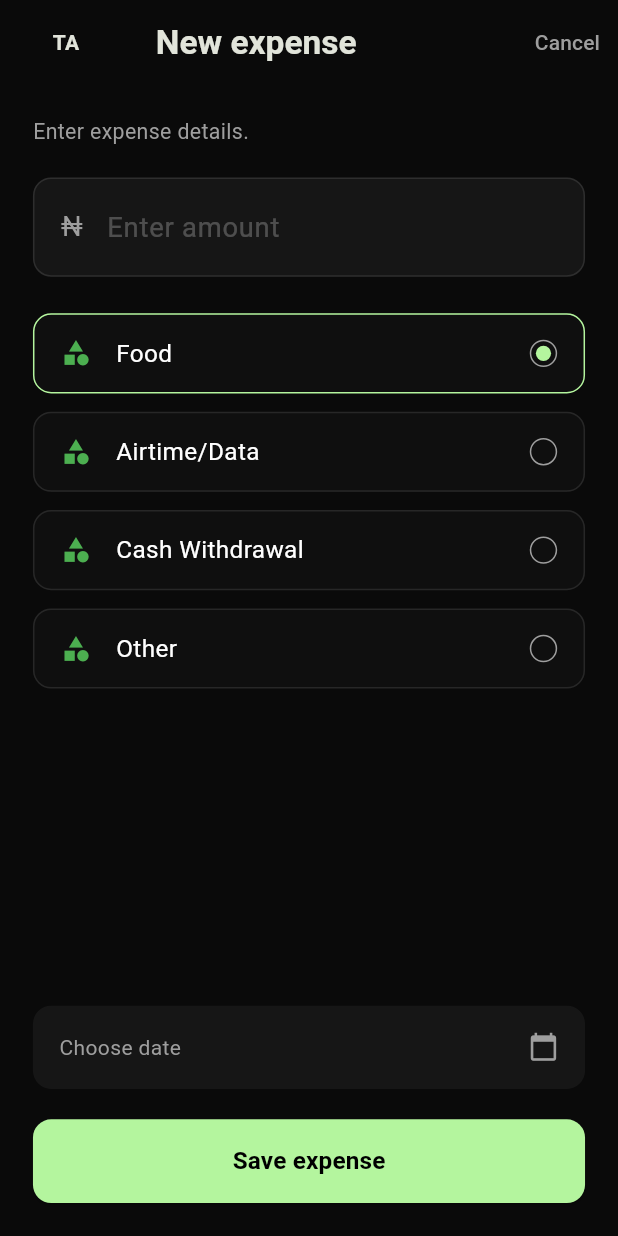
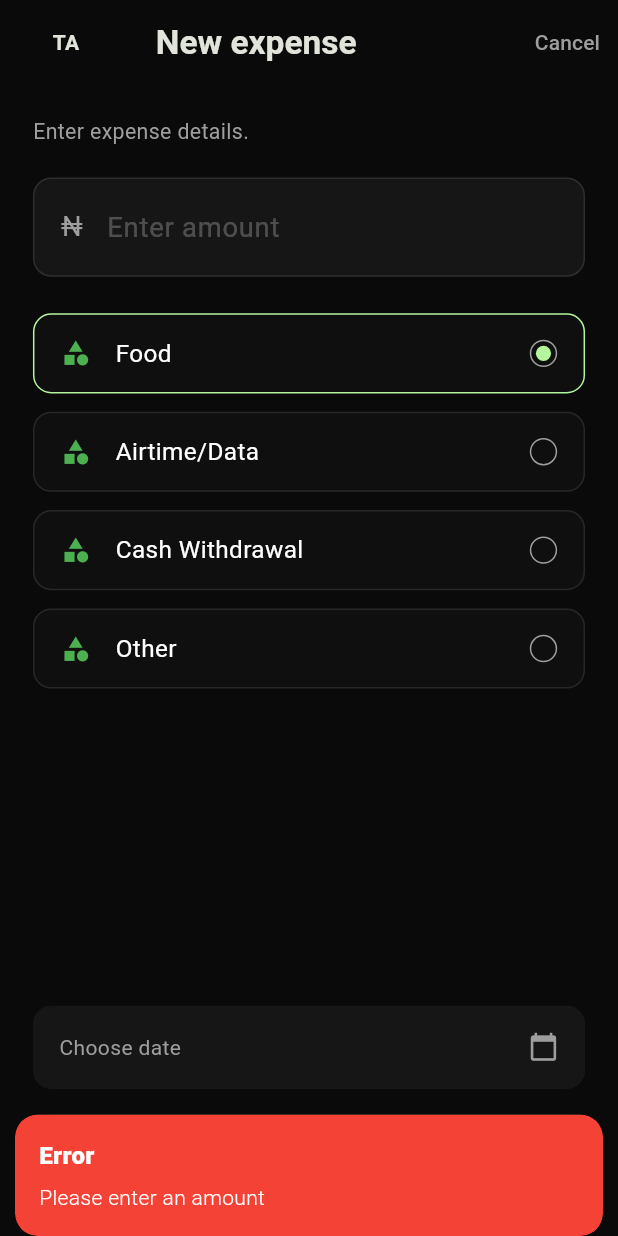
Before and after one commit to swarnaliiiiii/Mise, a Flutter app: the AddExpenseView screen opened directly, after a tap on "Save expense", on a phone screen of 412 x 824 dp. Run offline on Flutter 3.47's test engine with Material 3 defaults, Android fonts, the phone set to English and light mode, and no system bars; our stand-ins replace dio, flutter_screenutil, get.

Commit message:
save expenses backend connection

```diff
--- a/mise_frontend/lib/app/add_expense_view.dart
+++ b/mise_frontend/lib/app/add_expense_view.dart
@@ -7,6 +7,8 @@ class AddExpenseView extends StatelessWidget {
   AddExpenseView({super.key});
 
   final controller = Get.put(AddExpenseController());
+  // Controller for the amount input field
+  final TextEditingController amountController = TextEditingController();
 
   @override
   Widget build(BuildContext context) {
@@ -18,18 +20,16 @@ class AddExpenseView extends StatelessWidget {
         child: Column(
           crossAxisAlignment: CrossAxisAlignment.start,
           children: [
-            Text("Enter expense details.",
-              style: TextStyle(color: Colors.grey, fontSize: 14.sp)),
+            Text(
+              "Enter expense details.",
+              style: TextStyle(color: Colors.grey, fontSize: 14.sp),
+            ),
             SizedBox(height: 20.h),
-
             _buildAmountInput(),
             SizedBox(height: 24.h),
-
             Expanded(child: _buildCategoryList()),
-
-            _buildDatePicker(),
+            _buildDatePicker(context),
             SizedBox(height: 20.h),
-
             _buildSaveButton(),
           ],
         ),
@@ -42,10 +42,18 @@ class AddExpenseView extends StatelessWidget {
       backgroundColor: Colors.transparent,
       elevation: 0,
       leadingWidth: 80.w,
-      leading: Center(child: Text("TA", style: TextStyle(fontWeight: FontWeight.bold))),
-      title: Text("New expense", style: TextStyle(fontSize: 22.sp, fontWeight: FontWeight.bold)),
+      leading: const Center(
+        child: Text("TA", style: TextStyle(fontWeight: FontWeight.bold)),
+      ),
+      title: Text(
+        "New expense",
+        style: TextStyle(fontSize: 22.sp, fontWeight: FontWeight.bold),
+      ),
       actions: [
-        TextButton(onPressed: () => Get.back(), child: Text("Cancel", style: TextStyle(color: Colors.grey)))
+        TextButton(
+          onPressed: () => Get.back(),
+          child: const Text("Cancel", style: TextStyle(color: Colors.grey)),
+        )
       ],
     );
   }
@@ -59,12 +67,13 @@ class AddExpenseView extends StatelessWidget {
         border: Border.all(color: Colors.white10),
       ),
       child: TextField(
+        controller: amountController, // Attached controller
         keyboardType: TextInputType.number,
         style: TextStyle(color: Colors.white, fontSize: 18.sp),
         decoration: InputDecoration(
           icon: Text("₦", style: TextStyle(color: Colors.grey, fontSize: 18.sp)),
           hintText: "Enter amount",
-          hintStyle: TextStyle(color: Colors.white24),
+          hintStyle: const TextStyle(color: Colors.white24),
           border: InputBorder.none,
         ),
       ),
@@ -87,24 +96,36 @@ class AddExpenseView extends StatelessWidget {
                   border: Border.all(
                     color: controller.selectedCategory.value == cat['name']
                         ? const Color(0xFFB4F59E)
-                    : Colors.white10
+                        : Colors.white10,
                   ),
                 ),
                 child: Row(
                   children: [
-                Icon(Icons.category, color: Colors.green, size: 20.r), // Placeholder for icons
+                    const Icon(Icons.category, color: Colors.green, size: 20),
                     SizedBox(width: 15.w),
-                Text(cat['name'], style: TextStyle(color: Colors.white, fontSize: 16.sp)),
-                Spacer(),
-                // Radio-style indicator
+                    Text(
+                      cat['name'],
+                      style: TextStyle(color: Colors.white, fontSize: 16.sp),
+                    ),
+                    const Spacer(),
                     Container(
-                  height: 18.r, width: 18.r,
+                      height: 18.r,
+                      width: 18.r,
                       decoration: BoxDecoration(
                         shape: BoxShape.circle,
                         border: Border.all(color: Colors.grey),
                       ),
                       child: controller.selectedCategory.value == cat['name']
-                      ? Center(child: Container(width: 10.r, height: 10.r, decoration: BoxDecoration(color: Color(0xFFB4F59E), shape: BoxShape.circle)))
+                          ? Center(
+                              child: Container(
+                                width: 10.r,
+                                height: 10.r,
+                                decoration: const BoxDecoration(
+                                  color: Color(0xFFB4F59E),
+                                  shape: BoxShape.circle,
+                                ),
+                              ),
+                            )
                           : null,
                     ),
                   ],
@@ -115,8 +136,10 @@ class AddExpenseView extends StatelessWidget {
     );
   }
 
-  Widget _buildDatePicker() {
-    return Obx(() => Container(
+  Widget _buildDatePicker(BuildContext context) {
+    return Obx(() => GestureDetector(
+          onTap: () => controller.pickDate(context), // Logic to open calendar
+          child: Container(
             padding: EdgeInsets.all(16.w),
             decoration: BoxDecoration(
               color: Colors.white.withOpacity(0.05),
@@ -125,9 +148,13 @@ class AddExpenseView extends StatelessWidget {
             child: Row(
               mainAxisAlignment: MainAxisAlignment.spaceBetween,
               children: [
-          Text(controller.selectedDate.value, style: TextStyle(color: Colors.grey)),
+                Text(
+                  controller.selectedDateString.value, // Observable date string
+                  style: const TextStyle(color: Colors.grey),
+                ),
                 Icon(Icons.calendar_today, color: Colors.grey, size: 20.r),
               ],
+            ),
           ),
         ));
   }
@@ -136,14 +163,36 @@ class AddExpenseView extends StatelessWidget {
     return SizedBox(
       width: double.infinity,
       height: 55.h,
-      child: ElevatedButton(
-        onPressed: () {},
+      child: Obx(() => ElevatedButton(
+            // Disable button while loading to prevent double-submit
+            onPressed: controller.isLoading.value
+                ? null
+                : () => controller.saveExpense(amountController.text),
             style: ElevatedButton.styleFrom(
               backgroundColor: const Color(0xFFB4F59E),
-          shape: RoundedRectangleBorder(borderRadius: BorderRadius.circular(12.r)),
+              disabledBackgroundColor: Colors.grey.withOpacity(0.3),
+              shape: RoundedRectangleBorder(
+                borderRadius: BorderRadius.circular(12.r),
               ),
-        child: Text("Save expense", style: TextStyle(color: Colors.black, fontWeight: FontWeight.bold, fontSize: 16.sp)),
             ),
+            child: controller.isLoading.value
+                ? const SizedBox(
+                    height: 20,
+                    width: 20,
+                    child: CircularProgressIndicator(
+                      strokeWidth: 2,
+                      color: Colors.black,
+                    ),
+                  )
+                : Text(
+                    "Save expense",
+                    style: TextStyle(
+                      color: Colors.black,
+                      fontWeight: FontWeight.bold,
+                      fontSize: 16.sp,
+                    ),
+                  ),
+          )),
     );
   }
 }
--- a/mise_frontend/lib/app/controller/expenses/add_expense_controller.dart
+++ b/mise_frontend/lib/app/controller/expenses/add_expense_controller.dart
@@ -1,19 +1,89 @@
+import 'package:flutter/material.dart';
 import 'package:get/get.dart';
+import 'package:dio/dio.dart' as dio;
 
 class AddExpenseController extends GetxController {
-  // Observable variables
+  // 1. Observable variables for the UI
   var selectedCategory = "Food".obs;
-  var selectedDate = "Choose date".obs;
-  var amount = "".obs;
+  var selectedDateString = "Choose date".obs;
+  var selectedDate = DateTime.now().obs;
+  var isLoading = false.obs;
+  var isShared = false.obs;
 
+  // Static list for the category picker
   final List<Map<String, dynamic>> categories = [
-    {"name": "Food", "icon": "assets/icons/food.png"}, // Use Icons.fastfood if no assets
-    {"name": "Airtime/Data", "icon": "assets/icons/phone.png"},
-    {"name": "Cash Withdrawal", "icon": "assets/icons/cash.png"},
-    {"name": "Other", "icon": "assets/icons/other.png"},
+    {"name": "Food", "icon": Icons.fastfood},
+    {"name": "Airtime/Data", "icon": Icons.phone_android},
+    {"name": "Cash Withdrawal", "icon": Icons.money},
+    {"name": "Other", "icon": Icons.more_horiz},
   ];
 
+  // 2. Methods for UI Interaction
   void setCategory(String category) => selectedCategory.value = category;
 
-  void setDate(String date) => selectedDate.value = date;
+  Future<void> pickDate(BuildContext context) async {
+    DateTime? picked = await showDatePicker(
+      context: context,
+      initialDate: selectedDate.value,
+      firstDate: DateTime(2023),
+      lastDate: DateTime(2100),
+      builder: (context, child) {
+        return Theme(
+          data: Theme.of(context).copyWith(
+            colorScheme: const ColorScheme.dark(
+              primary: Color(0xFFB4F59E), // Mint green from design
+              onPrimary: Colors.black,
+              surface: Color(0xFF1A1A1A),
+            ),
+          ),
+          child: child!,
+        );
+      },
+    );
+
+    if (picked != null) {
+      selectedDate.value = picked;
+      // Formatting for display: e.g., 10 Oct, 2023
+      selectedDateString.value = "${picked.day} ${_getMonth(picked.month)}, ${picked.year}";
+    }
+  }
+
+  // 3. API Integration: Calling @app.post("/expense")
+  Future<void> saveExpense(String amountText) async {
+    if (amountText.isEmpty) {
+      Get.snackbar("Error", "Please enter an amount",
+          snackPosition: SnackPosition.BOTTOM, backgroundColor: Colors.red, colorText: Colors.white);
+      return;
+    }
+
+    isLoading.value = true;
+    try {
+      final dioClient = dio.Dio();
+      // Use 10.0.2.2 for Android Emulator or your local IP for physical devices
+      const String url = "http://10.0.2.2:8000/expense";
+
+      final response = await dioClient.post(url, data: {
+        "amount": double.parse(amountText),
+        "category": selectedCategory.value,
+        "date": selectedDate.value.toIso8601String().split('T')[0], // Backend expects YYYY-MM-DD
+        "is_shared": isShared.value,
+      });
+
+      if (response.statusCode == 200 || response.statusCode == 201) {
+        Get.back(); // Close the page
+        Get.snackbar("Success", "Expense added to database!",
+            snackPosition: SnackPosition.BOTTOM, backgroundColor: const Color(0xFFB4F59E), colorText: Colors.black);
+      }
+    } catch (e) {
+      Get.snackbar("Error", "Check backend connection: $e",
+          snackPosition: SnackPosition.BOTTOM, backgroundColor: Colors.red, colorText: Colors.white);
+    } finally {
+      isLoading.value = false;
+    }
+  }
+
+  String _getMonth(int month) {
+    const months = ["Jan", "Feb", "Mar", "Apr", "May", "Jun", "Jul", "Aug", "Sep", "Oct", "Nov", "Dec"];
+    return months[month - 1];
+  }
 }
--- /dev/null
+++ b/mise_frontend/lib/app/providers/expense_provider.dart
@@ -0,0 +1,17 @@
+import 'package:dio/dio.dart';
+
+class ExpenseProvider {
+  final Dio _dio = Dio(BaseOptions(
+    baseUrl: "http://127.0.0.1:8000", // Standard Android Emulator URL for localhost
+    connectTimeout: const Duration(seconds: 5),
+  ));
+
+  Future<Response> postExpense(Map<String, dynamic> data) async {
+    try {
+      // Calls the @app.post("/expense") endpoint defined in main.py
+      return await _dio.post("/expense", data: data);
+    } on DioException catch (e) {
+      throw e.message ?? "Failed to save expense";
+    }
+  }
+}
--- a/mise_frontend/pubspec.yaml
+++ b/mise_frontend/pubspec.yaml
@@ -32,6 +32,7 @@ dependencies:
     sdk: flutter
   flutter_screenutil: ^5.9.3
   get: ^4.7.3
+  dio: ^5.9.1
 
   # The following adds the Cupertino Icons font to your application.
   # Use with the CupertinoIcons class for iOS style icons.
```
Also changed, not shown: mise_frontend/pubspec.lock, 1 other file. Lines whose indentation alone changed are shown as unchanged.
